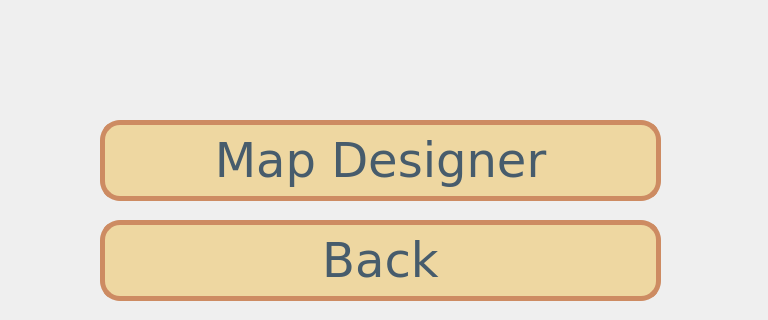
The window that settings.ui (hassanashr/FINALPROJECT) describes before a commit, drawn with Qt 5; both pictures show x 0 to 768 and y 390 to 710 of the 768 by 1024 pixel window.
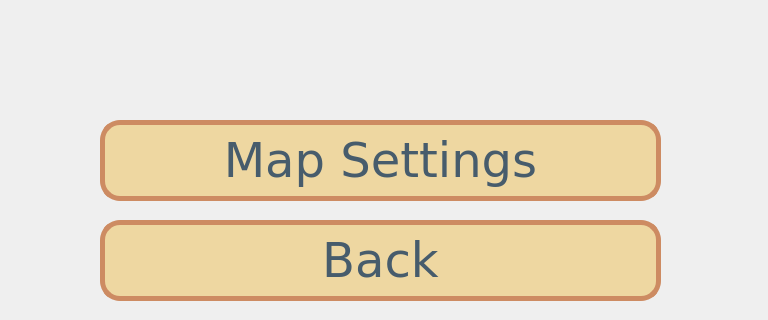
The same window after the commit.

What changed in the file:
```diff
--- a/settings.ui
+++ b/settings.ui
@@ -175,7 +175,7 @@
 </string>
    </property>
    <property name="text">
-    <string>Map Designer</string>
+    <string>Map Settings</string>
    </property>
   </widget>
  </widget>
```
